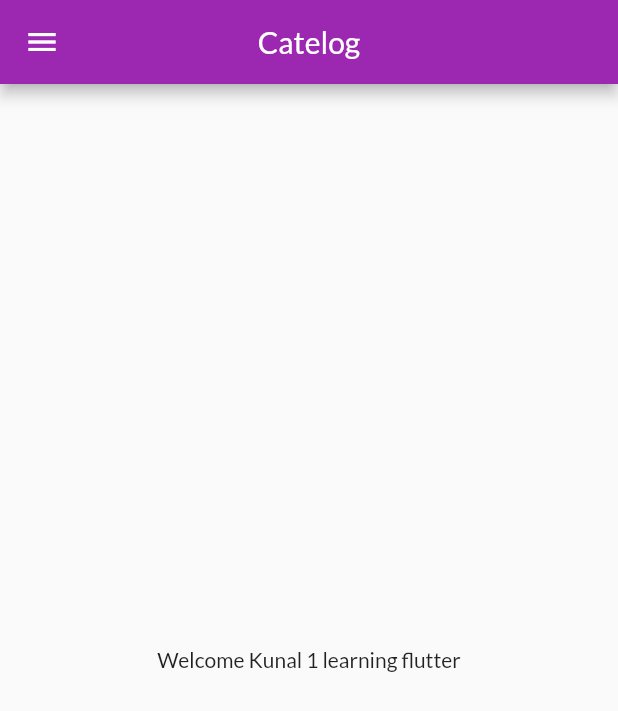
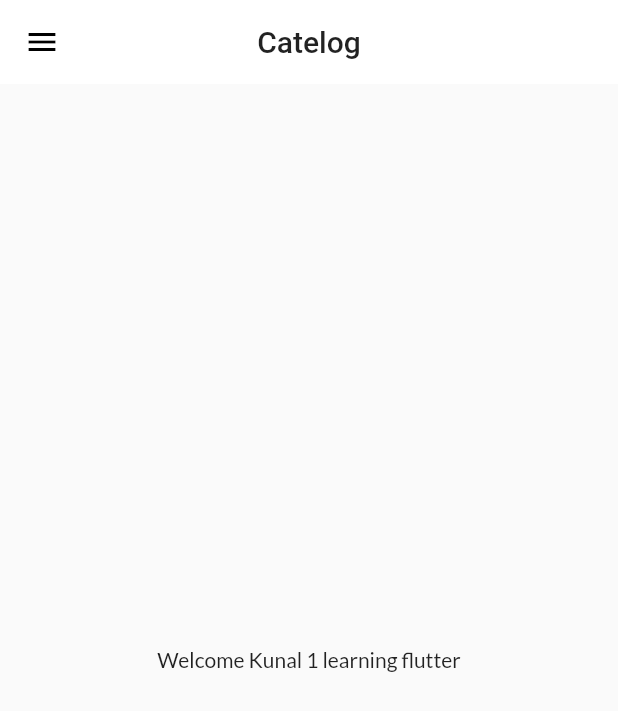
Before and after one commit to kolhekunal/30daysofflutter, a Flutter app: the screen it shows after launch, on a phone screen of 412 x 824 dp. Shown: the top 711 px of the screen. Run offline on Flutter 3.47's test engine with Material 2 defaults, Android fonts, the phone set to English and light mode, and no system bars; our stand-ins replace google_fonts.

Commit message:
Theme class with light and dark theme.

```diff
--- a/lib/main.dart
+++ b/lib/main.dart
@@ -1,6 +1,7 @@
 import 'package:flutter/material.dart';
 import 'package:flutter_catelog/Utils/MyRoutes.dart';
 import 'package:flutter_catelog/pages/login_page.dart';
+import 'package:flutter_catelog/pages/theme.dart';
 import 'package:google_fonts/google_fonts.dart';
 
 import 'pages/home_page.dart';
@@ -14,12 +15,10 @@ class MyApp extends StatelessWidget {
   Widget build(BuildContext context) {
 
     return MaterialApp(
-      //  home: Homepage(),
+      debugShowCheckedModeBanner: false,
       themeMode: ThemeMode.light,
-      theme: ThemeData(primarySwatch: Colors.purple,
-      fontFamily: GoogleFonts.lato().fontFamily),
-      darkTheme:
-          ThemeData(brightness: Brightness.dark, primarySwatch: Colors.red),
+      theme: MyTheme.lightTheme(context),
+      darkTheme: MyTheme.darkTheme(context),
      initialRoute: MyRoutes.homeRoute,
       routes: {
       "/" : (context) => LoginPage(),
--- a/lib/pages/home_page.dart
+++ b/lib/pages/home_page.dart
@@ -8,7 +8,7 @@ class Homepage extends StatelessWidget {
    final  String str = "learning flutter";
     return Scaffold(
       appBar: AppBar(title: Text("Catelog"),
-      centerTitle: true),
+      centerTitle: true,),
         body: Center(
           child: Container(
             child: Text("Welcome Kunal $days $str"),
--- /dev/null
+++ b/lib/pages/theme.dart
@@ -0,0 +1,14 @@
+import 'package:flutter/material.dart';
+import 'package:google_fonts/google_fonts.dart';
+
+  class MyTheme{
+  static ThemeData lightTheme (BuildContext context) => ThemeData(primarySwatch: Colors.purple,
+      fontFamily: GoogleFonts.lato().fontFamily,
+      appBarTheme: AppBarTheme(color: Colors.white,elevation: 0,
+          iconTheme: IconThemeData(color: Colors.black),
+          textTheme: Theme.of(context).textTheme)
+  );
+
+  static ThemeData darkTheme (BuildContext context) => ThemeData(
+      brightness: Brightness.dark);
+}
```
